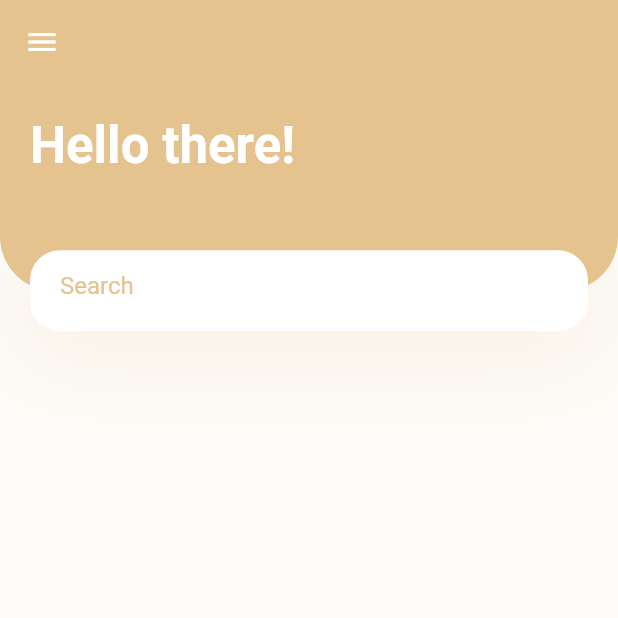
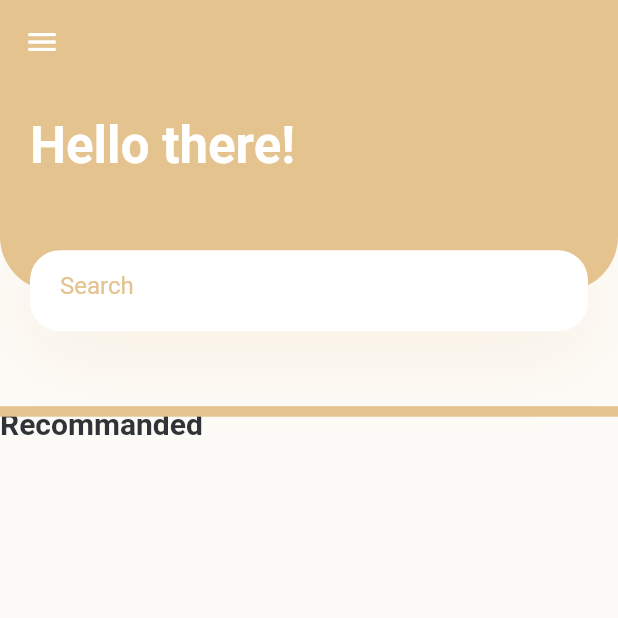
Before and after one commit to Kang-IJ/personal-flutter-project, a Flutter app: the screen it shows after launch, on a phone screen of 412 x 824 dp, the top half of it. Run offline on Flutter 3.47's test engine with Material 2 defaults, Android fonts, the phone set to English and light mode, and no system bars.

Commit message:
feat: add text

```diff
--- a/lib/components/body.dart
+++ b/lib/components/body.dart
@@ -1,5 +1,6 @@
 import 'package:flutter/material.dart';
 import 'package:shopping_mall/components/header_with_searchbox.dart';
+import 'package:shopping_mall/constants.dart';
 
 class Body extends StatelessWidget {
   @override
@@ -9,6 +10,21 @@ class Body extends StatelessWidget {
       child: Column(
         children: <Widget>[
           HeaderWithSearchBox(size: size),
+          Container(
+            height: 24,
+            child: Stack(
+              children: <Widget>[
+                Text(
+                  'Recommanded',
+                  style: TextStyle(
+                    fontSize: 20,
+                    fontWeight: FontWeight.bold,
+                  ),
+                ),
+                Container(height: 7, color: PrimaryColor),
+              ],
+            ),
+          ),
         ],
       ),
     );
```
